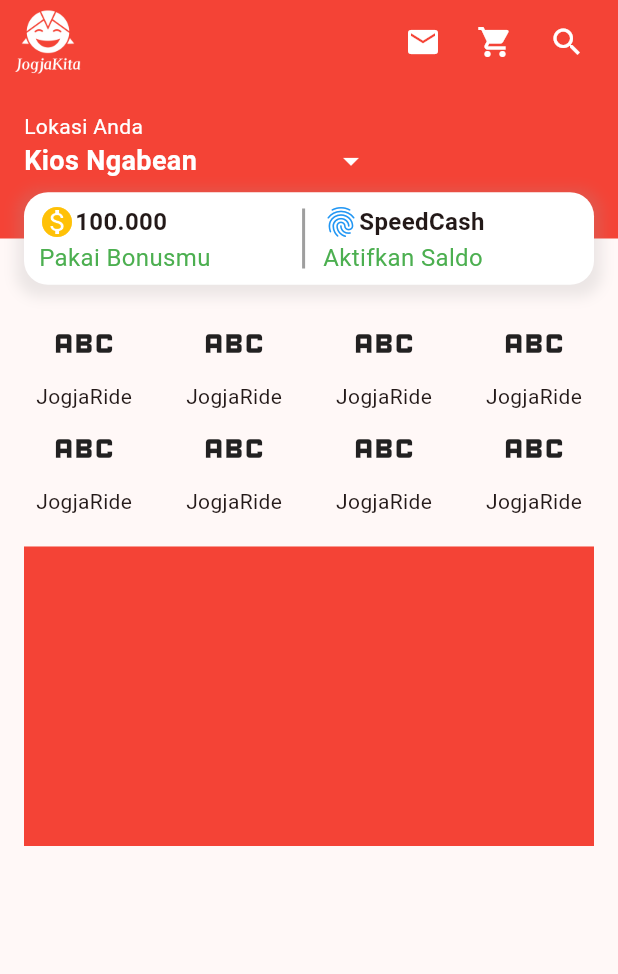
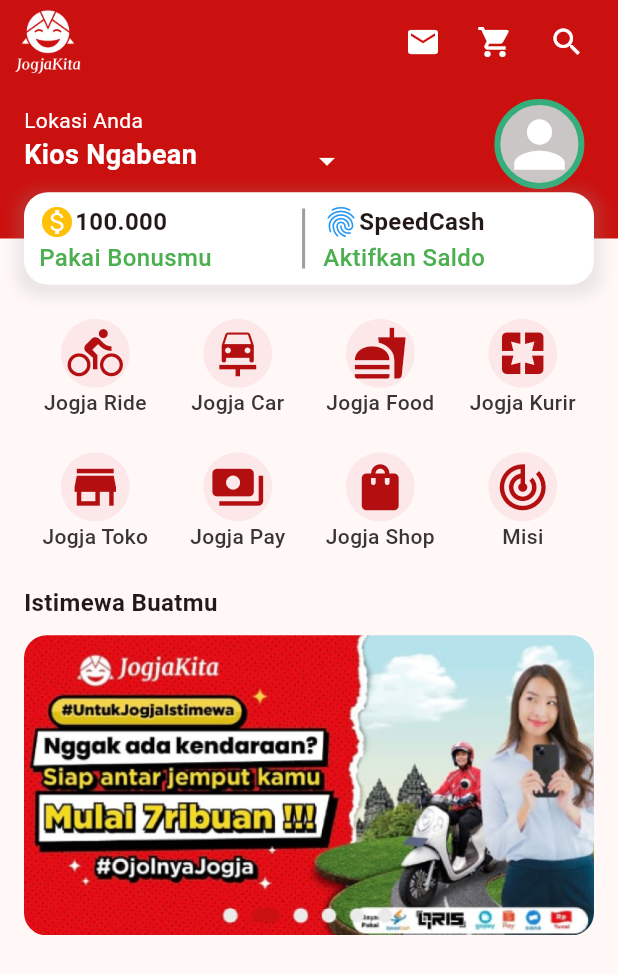
Before and after one commit to mariopandapotansimarmata/jogja_kita_gamification, a Flutter app: the screen it shows after launch, on a phone screen of 412 x 824 dp. Shown: the top 974 px of the screen. Run offline on Flutter 3.47's test engine with Material 3 defaults, Android fonts, the phone set to English and light mode, and no system bars.

Commit message:
slice Promo banner, Service Icon, Profile badges

```diff
--- a/lib/view/home.dart
+++ b/lib/view/home.dart
@@ -17,15 +17,12 @@ class _HomePageState extends State<HomePage> {
   Widget build(BuildContext context) {
     return Scaffold(
       appBar: AppBar(
-        backgroundColor: Colors.red,
+        backgroundColor: const Color(0xffCA110F),
         leading: Container(
             margin: const EdgeInsets.fromLTRB(8, 0, 0, 0),
             width: 5,
             height: 5,
-          child: Image.asset(
-            "assets/PUTIH.png",
-          ),
-        ),
+            child: const Image(image: AssetImage('assets/PUTIH.png'))),
         actions: [
           Padding(
             padding: const EdgeInsets.only(right: 10),
@@ -62,39 +59,82 @@ class _HomePageState extends State<HomePage> {
             Column(
               children: [
                 SizedBox(
-                  height: MediaQuery.of(context).size.height * 0.18,
+                  height: MediaQuery.of(context).size.height * 0.19,
                 ),
-                const ServiceIconButton(),
-                const ServiceIconButton(),
-                Container(
-                  margin: const EdgeInsets.symmetric(vertical: 20),
-                  height: 200,
-                  child: ListView(
-                    scrollDirection: Axis.horizontal,
-                    shrinkWrap: true,
-                    children: <Widget>[
-                      Container(
-                        margin: const EdgeInsets.symmetric(horizontal: 16),
-                        width: MediaQuery.of(context).size.width - 32,
-                        color: Colors.red,
+                const Padding(
+                  padding: EdgeInsets.symmetric(horizontal: 24),
+                  child: Row(
+                    mainAxisAlignment: MainAxisAlignment.spaceBetween,
+                    crossAxisAlignment: CrossAxisAlignment.center,
+                    children: [
+                      ServiceIcon(
+                          name: "Jogja Ride", icon: Icons.directions_bike),
+                      ServiceIcon(name: "Jogja Car", icon: Icons.car_repair),
+                      ServiceIcon(name: "Jogja Food", icon: Icons.fastfood),
+                      ServiceIcon(name: "Jogja Kurir", icon: Icons.pages),
+                    ],
                   ),
-                      Container(
-                        margin: const EdgeInsets.symmetric(horizontal: 16),
-                        width: MediaQuery.of(context).size.width - 32,
-                        color: Colors.green,
                 ),
-                      Container(
-                        margin: const EdgeInsets.symmetric(horizontal: 16),
-                        width: MediaQuery.of(context).size.width - 32,
-                        color: Colors.blue,
+                SizedBox(
+                  height: 10,
                 ),
-                      Container(
-                        margin: const EdgeInsets.symmetric(horizontal: 16),
-                        width: MediaQuery.of(context).size.width - 32,
-                        color: Colors.amber,
+                const Padding(
+                  padding: EdgeInsets.symmetric(horizontal: 24),
+                  child: Row(
+                    mainAxisAlignment: MainAxisAlignment.spaceBetween,
+                    crossAxisAlignment: CrossAxisAlignment.center,
+                    children: [
+                      ServiceIcon(name: "Jogja Toko", icon: Icons.store),
+                      ServiceIcon(name: "Jogja Pay", icon: Icons.payments),
+                      ServiceIcon(name: "Jogja Shop", icon: Icons.shopping_bag),
+                      ServiceIcon(
+                          name: "Misi", icon: Icons.track_changes_outlined),
+                    ],
+                  ),
+                ),
+                const SizedBox(
+                  height: 10,
+                ),
+                Column(
+                  children: [
+                    const Padding(
+                      padding: EdgeInsets.symmetric(horizontal: 16),
+                      child: Row(
+                        children: [
+                          Text(
+                            "Istimewa Buatmu",
+                            style: TextStyle(
+                                fontSize: 16, fontWeight: FontWeight.w700),
                           ),
                         ],
                       ),
+                    ),
+                    const SizedBox(
+                      height: 10,
+                    ),
+                    Container(
+                      // margin: const EdgeInsets.symmetric(vertical: 20),
+                      height: 200,
+                      child: ListView.builder(
+                        itemCount: 3,
+                        itemBuilder: (context, index) {
+                          return Container(
+                              clipBehavior: Clip.antiAlias,
+                              decoration: BoxDecoration(
+                                  borderRadius: BorderRadius.circular(15)),
+                              margin:
+                                  const EdgeInsets.symmetric(horizontal: 16),
+                              width: MediaQuery.of(context).size.width - 32,
+                              child: const Image(
+                                  fit: BoxFit.cover,
+                                  image:
+                                      AssetImage('assets/promo_banner.png')));
+                        },
+                        scrollDirection: Axis.horizontal,
+                        shrinkWrap: true,
+                      ),
+                    ),
+                  ],
                 ),
               ],
             ),
--- a/lib/view/home_widget/bonus_card.dart
+++ b/lib/view/home_widget/bonus_card.dart
@@ -64,9 +64,9 @@ class _BonusCardState extends State<BonusCard> {
                       child: Text(
                         "Pakai Bonusmu",
                         style: TextStyle(
-                          color: Colors.green,
-                          fontSize: 16,
-                        ),
+                            color: Colors.green,
+                            fontSize: 16,
+                            fontWeight: FontWeight.w500),
                       ),
                     )
                   ],
@@ -100,9 +100,9 @@ class _BonusCardState extends State<BonusCard> {
                     Text(
                       "Aktifkan Saldo",
                       style: TextStyle(
-                        color: Colors.green,
-                        fontSize: 16,
-                      ),
+                          color: Colors.green,
+                          fontSize: 16,
+                          fontWeight: FontWeight.w500),
                     )
                   ],
                 ),
--- a/lib/view/home_widget/location_widget.dart
+++ b/lib/view/home_widget/location_widget.dart
@@ -1,4 +1,3 @@
-import 'package:flutter/cupertino.dart';
 import 'package:flutter/material.dart';
 
 class LocationWidget extends StatefulWidget {
@@ -14,39 +13,79 @@ class _LocationWidgetState extends State<LocationWidget> {
     return Container(
       padding: const EdgeInsets.symmetric(horizontal: 16),
       height: MediaQuery.of(context).size.height * 0.125,
-      decoration: const BoxDecoration(color: Colors.red),
+      decoration: const BoxDecoration(color: Color(0xffCA110F)),
       child: Row(
+        crossAxisAlignment: CrossAxisAlignment.center,
         children: [
-          SizedBox(
-            height: MediaQuery.of(context).size.height * 0.08,
-            child: Column(
+          Container(
+            // decoration: BoxDecoration(border: Border.all(color: Colors.black)),
+            height: MediaQuery.of(context).size.height * 0.09,
+            width: MediaQuery.of(context).size.width * 0.5 - 16,
+            child: const Column(
               crossAxisAlignment: CrossAxisAlignment.start,
               children: [
-                const Text(
+                Text(
                   "Lokasi Anda",
                   style: TextStyle(color: Colors.white, fontSize: 14),
                 ),
-                Row(
-                  children: [
-                    SizedBox(
-                      width: MediaQuery.of(context).size.width * 0.5,
-                      child: const Text("Kios Ngabean",
-                          style: TextStyle(
-                              color: Colors.white,
-                              fontWeight: FontWeight.bold,
-                              fontSize: 18)),
-                    ),
-                    const Icon(
-                      Icons.arrow_drop_down_outlined,
-                      color: Colors.white,
-                    )
-                  ],
-                )
+                Text("Kios Ngabean",
+                    style: TextStyle(
+                        color: Colors.white,
+                        fontWeight: FontWeight.bold,
+                        fontSize: 18)),
               ],
             ),
           ),
+          Container(
+            // decoration: BoxDecoration(border: Border.all(color: Colors.black)),
+            width: MediaQuery.of(context).size.width * 0.3,
+            child: const Row(
+              children: [
+                Icon(
+                  Icons.arrow_drop_down_outlined,
+                  color: Colors.white,
+                ),
+              ],
+            ),
+          ),
+          Column(
+            children: [
+              Container(
+                padding: EdgeInsetsDirectional.only(top: 10),
+                height: MediaQuery.of(context).size.height * 0.08,
+                child: const Column(
+                  crossAxisAlignment: CrossAxisAlignment.center,
+                  children: [
+                    ProfileBadges(),
+                  ],
+                ),
+              ),
+            ],
+          )
         ],
       ),
     );
   }
 }
+
+class ProfileBadges extends StatelessWidget {
+  const ProfileBadges({super.key});
+
+  @override
+  Widget build(BuildContext context) {
+    return Stack(children: [
+      Container(
+          height: 60,
+          width: 60,
+          decoration: BoxDecoration(
+              borderRadius: BorderRadius.circular(50),
+              border: Border.all(color: Color(0xff36AE7C), width: 4),
+              color: const Color(0xffCAC6C5)),
+          child: const Icon(
+            Icons.person,
+            color: Colors.white,
+            size: 50,
+          )),
+    ]);
+  }
+}
--- a/lib/view/home_widget/services_icon_button.dart
+++ b/lib/view/home_widget/services_icon_button.dart
@@ -1,57 +1,37 @@
 import 'package:flutter/material.dart';
 
-class ServiceIconButton extends StatefulWidget {
-  const ServiceIconButton({super.key});
+class ServiceIcon extends StatelessWidget {
+  const ServiceIcon({super.key, required this.name, required this.icon});
+
+  final String name;
+  final IconData icon;
 
   @override
-  State<ServiceIconButton> createState() => _ServiceIconButtonState();
-}
-
-class _ServiceIconButtonState extends State<ServiceIconButton> {
-  @override
   Widget build(BuildContext context) {
-    return const Padding(
-      padding: EdgeInsets.symmetric(horizontal: 24),
-      child: Row(
-        mainAxisAlignment: MainAxisAlignment.spaceBetween,
-        crossAxisAlignment: CrossAxisAlignment.center,
+    return SizedBox(
+      height: 79,
+      width: 79,
+      child: Column(
         children: [
-          Column(
-            children: [
-              Icon(
-                Icons.abc,
-                size: 50,
-              ),
-              Text("JogjaRide")
-            ],
+          Container(
+            height: 46,
+            width: 46,
+            decoration: BoxDecoration(
+                color: const Color(0xffFCE7E9),
+                borderRadius: BorderRadius.circular(50)),
+            child: Icon(
+              icon,
+              size: 37,
+              color: const Color(0xffB30F10),
+            ),
           ),
-          Column(
-            children: [
-              Icon(
-                Icons.abc,
-                size: 50,
-              ),
-              Text("JogjaRide")
-            ],
-          ),
-          Column(
-            children: [
-              Icon(
-                Icons.abc,
-                size: 50,
-              ),
-              Text("JogjaRide")
-            ],
-          ),
-          Column(
-            children: [
-              Icon(
-                Icons.abc,
-                size: 50,
-              ),
-              Text("JogjaRide")
-            ],
-          ),
+          Text(
+            name,
+            style: const TextStyle(
+                fontSize: 14,
+                fontWeight: FontWeight.w500,
+                color: Color.fromARGB(255, 59, 52, 53)),
+          )
         ],
       ),
     );
--- a/pubspec.yaml
+++ b/pubspec.yaml
@@ -61,7 +61,7 @@ flutter:
 
   # To add assets to your application, add an assets section, like this:
   assets:
-    - assets/PUTIH.png
+    - assets/
   #   - images/a_dot_ham.jpeg
 
   # An image asset can refer to one or more resolution-specific "variants", see
```
Also changed, not shown: assets/promo_banner.png (added), pubspec.lock. Lines whose indentation alone changed are shown as unchanged.
